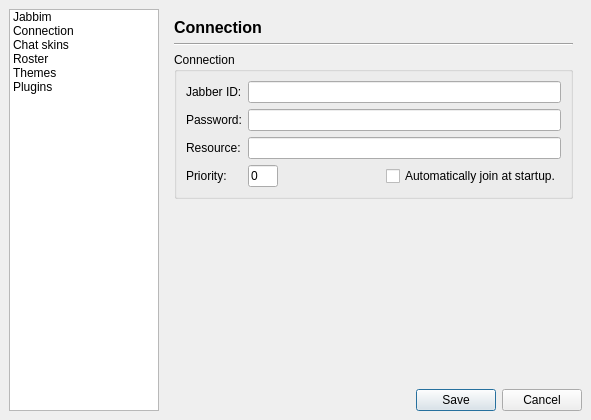
Above: widgets/preferences.ui from xmpp-graveyard/jabbim before the change. Below: the same form after it.
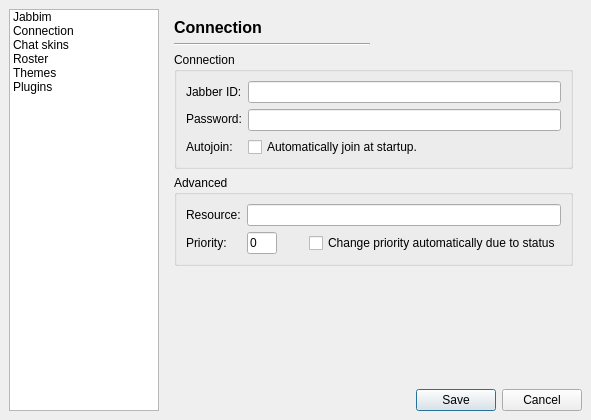
That is the form after the change. Icons and pictures are not drawn.

Commit message: Moznost automaticke zmeny priority vzhledem k stavu

Diff of the .ui file:
```diff
--- a/widgets/preferences.ui
+++ b/widgets/preferences.ui
@@ -78,34 +78,30 @@
       </layout>
      </widget>
      <widget class="QWidget" name="userPreferences" >
-      <layout class="QVBoxLayout" >
+      <layout class="QGridLayout" >
        <property name="margin" >
         <number>9</number>
        </property>
        <property name="spacing" >
         <number>6</number>
        </property>
-       <item>
-        <widget class="QLabel" name="label" >
-         <property name="text" >
-          <string>&lt;html>&lt;head>&lt;meta name="qrichtext" content="1" />&lt;style type="text/css">
-p, li { white-space: pre-wrap; }
-&lt;/style>&lt;/head>&lt;body style=" font-family:'Sans Serif'; font-size:9pt; font-weight:400; font-style:normal; text-decoration:none;">
-&lt;p style=" margin-top:0px; margin-bottom:0px; margin-left:0px; margin-right:0px; -qt-block-indent:0; text-indent:0px;">&lt;span style=" font-size:12pt; font-weight:600;">Connection&lt;/span>&lt;/p>&lt;/body>&lt;/html></string>
-         </property>
-        </widget>
-       </item>
-       <item>
-        <widget class="Line" name="line" >
+       <item row="4" column="0" >
+        <spacer>
          <property name="orientation" >
-          <enum>Qt::Horizontal</enum>
+          <enum>Qt::Vertical</enum>
          </property>
-        </widget>
+         <property name="sizeHint" >
+          <size>
+           <width>20</width>
+           <height>16</height>
+          </size>
+         </property>
+        </spacer>
        </item>
-       <item>
-        <widget class="QGroupBox" name="groupBox_4" >
+       <item row="3" column="0" colspan="2" >
+        <widget class="QGroupBox" name="groupBox_2" >
          <property name="title" >
-          <string>Connection</string>
+          <string>Advanced</string>
          </property>
          <layout class="QGridLayout" >
           <property name="margin" >
@@ -115,14 +111,14 @@
            <number>6</number>
           </property>
           <item row="0" column="0" >
-           <layout class="QHBoxLayout" >
+           <layout class="QGridLayout" >
             <property name="margin" >
              <number>0</number>
             </property>
             <property name="spacing" >
              <number>6</number>
             </property>
-            <item>
+            <item row="0" column="0" >
              <layout class="QVBoxLayout" >
               <property name="margin" >
                <number>0</number>
@@ -131,28 +127,17 @@
                <number>6</number>
               </property>
               <item>
-               <widget class="QLabel" name="label_2" >
-                <property name="text" >
-                 <string>Jabber ID:</string>
-                </property>
-               </widget>
-              </item>
-              <item>
-               <widget class="QLabel" name="label_3" >
-                <property name="text" >
-                 <string>Password:</string>
-                </property>
-               </widget>
-              </item>
-              <item>
-               <widget class="QLabel" name="label_4" >
+               <widget class="QLabel" name="label_15" >
                 <property name="text" >
                  <string>Resource:</string>
                 </property>
+                <property name="alignment" >
+                 <set>Qt::AlignLeading|Qt::AlignLeft|Qt::AlignVCenter</set>
+                </property>
                </widget>
               </item>
               <item>
-               <widget class="QLabel" name="label_5" >
+               <widget class="QLabel" name="label_16" >
                 <property name="text" >
                  <string>Priority:</string>
                 </property>
@@ -160,7 +145,7 @@
               </item>
              </layout>
             </item>
-            <item>
+            <item row="0" column="1" >
              <layout class="QVBoxLayout" >
               <property name="margin" >
                <number>0</number>
@@ -168,29 +153,6 @@
               <property name="spacing" >
                <number>6</number>
               </property>
-              <item>
-               <widget class="QLineEdit" name="connection_jid" >
-                <property name="minimumSize" >
-                 <size>
-                  <width>150</width>
-                  <height>0</height>
-                 </size>
-                </property>
-                <property name="maximumSize" >
-                 <size>
-                  <width>16777215</width>
-                  <height>16777215</height>
-                 </size>
-                </property>
-               </widget>
-              </item>
-              <item>
-               <widget class="QLineEdit" name="connection_password" >
-                <property name="echoMode" >
-                 <enum>QLineEdit::Password</enum>
-                </property>
-               </widget>
-              </item>
               <item>
                <widget class="QLineEdit" name="connection_source" />
               </item>
@@ -239,13 +201,119 @@
                   </property>
                   <property name="sizeHint" >
                    <size>
-                    <width>170</width>
+                    <width>41</width>
                     <height>20</height>
                    </size>
                   </property>
                  </spacer>
                 </item>
                 <item>
+                 <widget class="QCheckBox" name="connection_autoPriority" >
+                  <property name="text" >
+                   <string>Change priority automatically due to status</string>
+                  </property>
+                 </widget>
+                </item>
+               </layout>
+              </item>
+             </layout>
+            </item>
+           </layout>
+          </item>
+         </layout>
+        </widget>
+       </item>
+       <item row="2" column="0" colspan="2" >
+        <widget class="QGroupBox" name="groupBox_4" >
+         <property name="title" >
+          <string>Connection</string>
+         </property>
+         <layout class="QGridLayout" >
+          <property name="margin" >
+           <number>9</number>
+          </property>
+          <property name="spacing" >
+           <number>6</number>
+          </property>
+          <item row="0" column="0" >
+           <layout class="QHBoxLayout" >
+            <property name="margin" >
+             <number>0</number>
+            </property>
+            <property name="spacing" >
+             <number>6</number>
+            </property>
+            <item>
+             <layout class="QVBoxLayout" >
+              <property name="margin" >
+               <number>0</number>
+              </property>
+              <property name="spacing" >
+               <number>6</number>
+              </property>
+              <item>
+               <widget class="QLabel" name="label_2" >
+                <property name="text" >
+                 <string>Jabber ID:</string>
+                </property>
+               </widget>
+              </item>
+              <item>
+               <widget class="QLabel" name="label_3" >
+                <property name="text" >
+                 <string>Password:</string>
+                </property>
+               </widget>
+              </item>
+              <item>
+               <widget class="QLabel" name="label_4" >
+                <property name="text" >
+                 <string>Autojoin:</string>
+                </property>
+               </widget>
+              </item>
+             </layout>
+            </item>
+            <item>
+             <layout class="QVBoxLayout" >
+              <property name="margin" >
+               <number>0</number>
+              </property>
+              <property name="spacing" >
+               <number>6</number>
+              </property>
+              <item>
+               <widget class="QLineEdit" name="connection_jid" >
+                <property name="minimumSize" >
+                 <size>
+                  <width>150</width>
+                  <height>0</height>
+                 </size>
+                </property>
+                <property name="maximumSize" >
+                 <size>
+                  <width>16777215</width>
+                  <height>16777215</height>
+                 </size>
+                </property>
+               </widget>
+              </item>
+              <item>
+               <widget class="QLineEdit" name="connection_password" >
+                <property name="echoMode" >
+                 <enum>QLineEdit::Password</enum>
+                </property>
+               </widget>
+              </item>
+              <item>
+               <layout class="QHBoxLayout" >
+                <property name="margin" >
+                 <number>0</number>
+                </property>
+                <property name="spacing" >
+                 <number>6</number>
+                </property>
+                <item>
                  <widget class="QCheckBox" name="connection_autojoin" >
                   <property name="text" >
                    <string>Automatically join at startup.</string>
@@ -261,18 +329,22 @@
          </layout>
         </widget>
        </item>
-       <item>
-        <spacer>
+       <item row="1" column="0" >
+        <widget class="Line" name="line" >
          <property name="orientation" >
-          <enum>Qt::Vertical</enum>
+          <enum>Qt::Horizontal</enum>
          </property>
-         <property name="sizeHint" >
-          <size>
-           <width>20</width>
-           <height>16</height>
-          </size>
+        </widget>
+       </item>
+       <item row="0" column="0" >
+        <widget class="QLabel" name="label" >
+         <property name="text" >
+          <string>&lt;html>&lt;head>&lt;meta name="qrichtext" content="1" />&lt;style type="text/css">
+p, li { white-space: pre-wrap; }
+&lt;/style>&lt;/head>&lt;body style=" font-family:'Sans Serif'; font-size:9pt; font-weight:400; font-style:normal; text-decoration:none;">
+&lt;p style=" margin-top:0px; margin-bottom:0px; margin-left:0px; margin-right:0px; -qt-block-indent:0; text-indent:0px;">&lt;span style=" font-size:12pt; font-weight:600;">Connection&lt;/span>&lt;/p>&lt;/body>&lt;/html></string>
          </property>
-        </spacer>
+        </widget>
        </item>
       </layout>
      </widget>
@@ -557,6 +629,19 @@
      </widget>
     </widget>
    </item>
+   <item row="1" column="1" >
+    <spacer>
+     <property name="orientation" >
+      <enum>Qt::Horizontal</enum>
+     </property>
+     <property name="sizeHint" >
+      <size>
+       <width>141</width>
+       <height>20</height>
+      </size>
+     </property>
+    </spacer>
+   </item>
    <item rowspan="2" row="0" column="0" >
     <widget class="QListWidget" name="listWidget" >
      <property name="sizePolicy" >
@@ -638,19 +723,6 @@
      </item>
     </widget>
    </item>
-   <item row="1" column="1" >
-    <spacer>
-     <property name="orientation" >
-      <enum>Qt::Horizontal</enum>
-     </property>
-     <property name="sizeHint" >
-      <size>
-       <width>141</width>
-       <height>20</height>
-      </size>
-     </property>
-    </spacer>
-   </item>
    <item row="1" column="2" >
     <layout class="QHBoxLayout" >
      <property name="margin" >
```
The commit also changes 3 other files.
